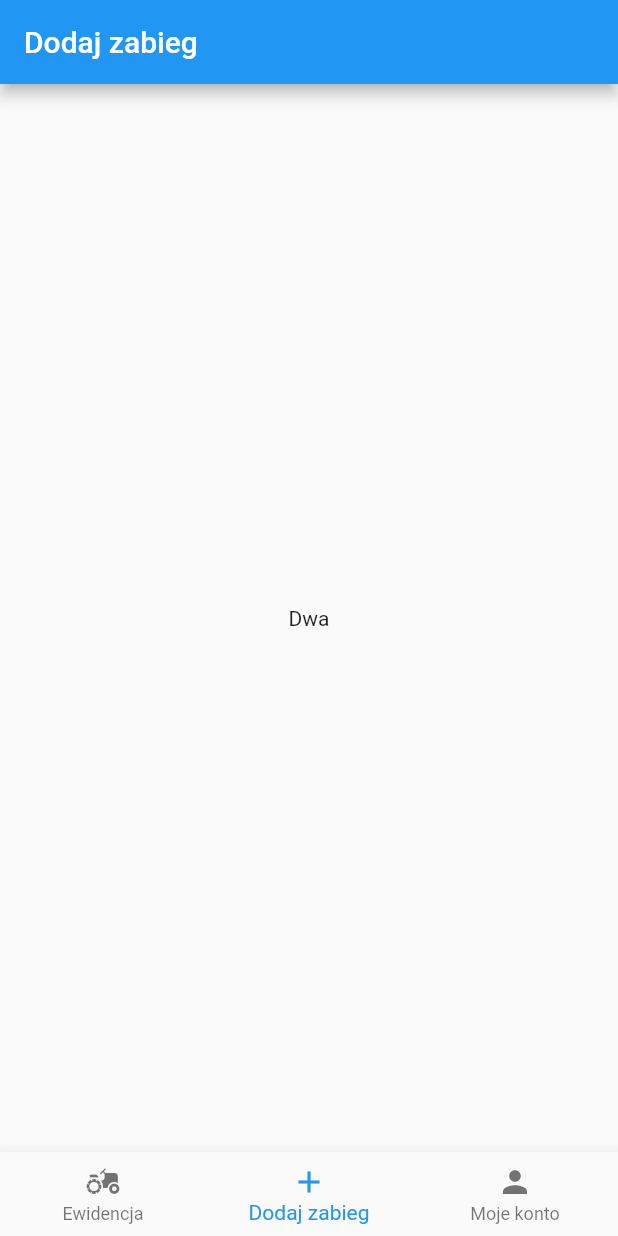
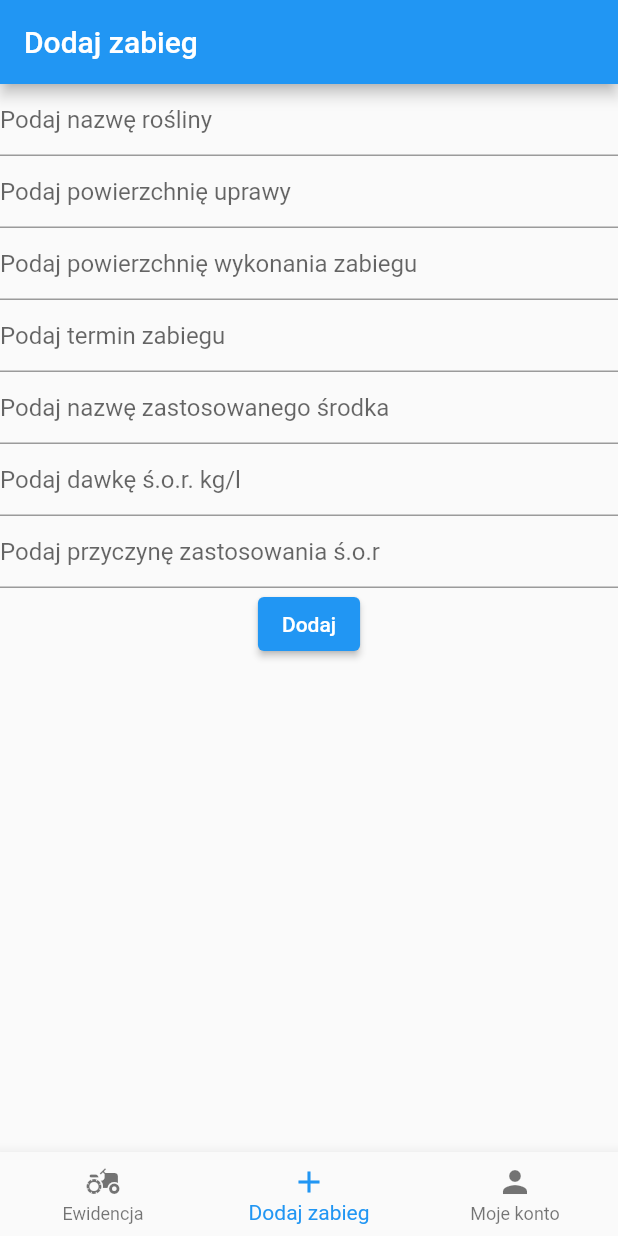
Before and after one commit to Jacek96/AgroRecords, a Flutter app: the screen it shows once a user with an empty profile is signed in, item 2 of the bottom bar chosen, on a phone screen of 412 x 824 dp. Run offline on Flutter 3.47's test engine with Material 2 defaults, Android fonts, the phone set to English and light mode, and no system bars; our stand-ins replace cloud_firestore, firebase_auth, firebase_core; accounts and stored records are empty.

Commit message:
Implement addding records

```diff
--- a/lib/App/Home/add_record/add_record_page_content.dart
+++ b/lib/App/Home/add_record/add_record_page_content.dart
@@ -1,14 +1,115 @@
+import 'package:cloud_firestore/cloud_firestore.dart';
 import 'package:flutter/material.dart';
 
-class AddRecordPageContent extends StatelessWidget {
+class AddRecordPageContent extends StatefulWidget {
   const AddRecordPageContent({
     super.key,
   });
 
   @override
+  State<AddRecordPageContent> createState() => _AddRecordPageContentState();
+}
+
+class _AddRecordPageContentState extends State<AddRecordPageContent> {
+  var plantName = '';
+  var fieldArea = '';
+  var protectionArea = '';
+  var recordDate = '';
+  var productName = '';
+  var dose = '';
+  var treatmentCouse = '';
+
+  @override
   Widget build(BuildContext context) {
-    return const Center(
-      child: Text('Dwa'),
+    return Center(
+      child: Column(
+        children: [
+          TextField(
+            decoration: const InputDecoration(
+              hintText: 'Podaj nazwę rośliny',
+            ),
+            onChanged: (newValue) {
+              setState(() {
+                plantName = newValue;
+              });
+            },
+          ),
+          TextField(
+            decoration: const InputDecoration(
+              hintText: 'Podaj powierzchnię uprawy',
+            ),
+            onChanged: (newValue) {
+              setState(() {
+                fieldArea = newValue;
+              });
+            },
+          ),
+          TextField(
+            decoration: const InputDecoration(
+              hintText: 'Podaj powierzchnię wykonania zabiegu',
+            ),
+            onChanged: (newValue) {
+              setState(() {
+                protectionArea = newValue;
+              });
+            },
+          ),
+          TextField(
+            decoration: const InputDecoration(
+              hintText: 'Podaj termin zabiegu',
+            ),
+            onChanged: (newValue) {
+              setState(() {
+                recordDate = newValue;
+              });
+            },
+          ),
+          TextField(
+            decoration: const InputDecoration(
+              hintText: 'Podaj nazwę zastosowanego środka',
+            ),
+            onChanged: (newValue) {
+              setState(() {
+                productName = newValue;
+              });
+            },
+          ),
+          TextField(
+            decoration: const InputDecoration(
+              hintText: 'Podaj dawkę ś.o.r. kg/l',
+            ),
+            onChanged: (newValue) {
+              setState(() {
+                dose = newValue;
+              });
+            },
+          ),
+          TextField(
+            decoration: const InputDecoration(
+              hintText: 'Podaj przyczynę zastosowania ś.o.r',
+            ),
+            onChanged: (newValue) {
+              setState(() {
+                treatmentCouse = newValue;
+              });
+            },
+          ),
+          ElevatedButton(
+            onPressed: () {
+              FirebaseFirestore.instance.collection('records').add({
+                'plantName': plantName,
+                'fieldArea': fieldArea,
+                'protectionArea': protectionArea,
+                'recordDate': recordDate,
+                'productName': productName,
+                'dose': dose,
+                'treatmentCouse': treatmentCouse,
+              });
+            },
+            child: const Text('Dodaj'),
+          ),
+        ],
+      ),
     );
   }
 }
```
Also changed, not shown: lib/App/Home/my_records/record_page_content.dart (+6 -2 lines).
